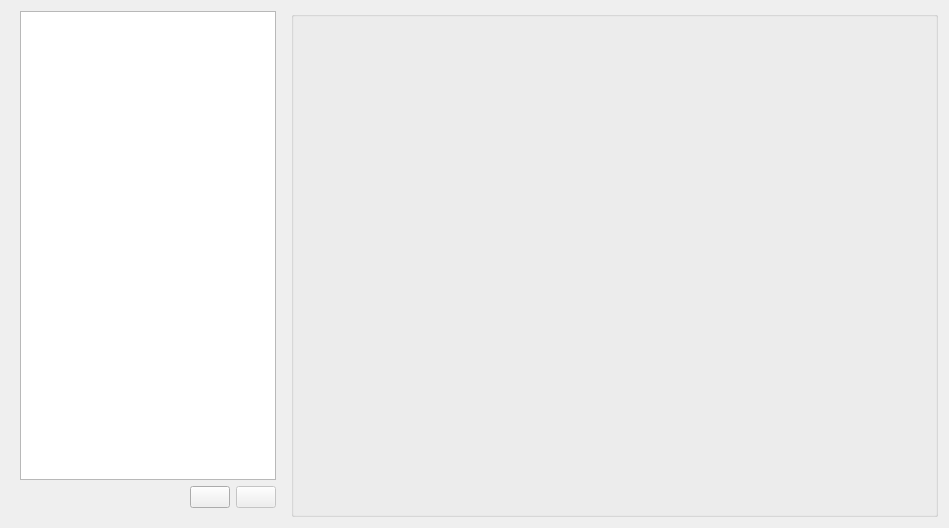
Old version of the form src/kcm.ui in the repository KDE/kaccounts-integration.
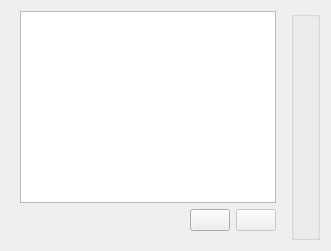
New version of the form. Icons and pictures are not drawn.

Commit message:
Remove the hardcoded sizes from the kcm widget
It should be layed out by the outer layout

Diff of the .ui file:
```diff
--- a/src/kcm.ui
+++ b/src/kcm.ui
@@ -2,14 +2,6 @@
 <ui version="4.0">
  <class>KCMWebAccounts</class>
  <widget class="QWidget" name="KCMWebAccounts">
-  <property name="geometry">
-   <rect>
-    <x>0</x>
-    <y>0</y>
-    <width>949</width>
-    <height>528</height>
-   </rect>
-  </property>
   <property name="sizePolicy">
    <sizepolicy hsizetype="Preferred" vsizetype="Preferred">
     <horstretch>0</horstretch>
@@ -93,12 +85,6 @@
    </item>
    <item>
     <widget class="QGroupBox" name="accountInfo">
-     <property name="sizePolicy">
-      <sizepolicy hsizetype="Expanding" vsizetype="Preferred">
-       <horstretch>0</horstretch>
-       <verstretch>0</verstretch>
-      </sizepolicy>
-     </property>
      <property name="title">
       <string/>
      </property>
```
